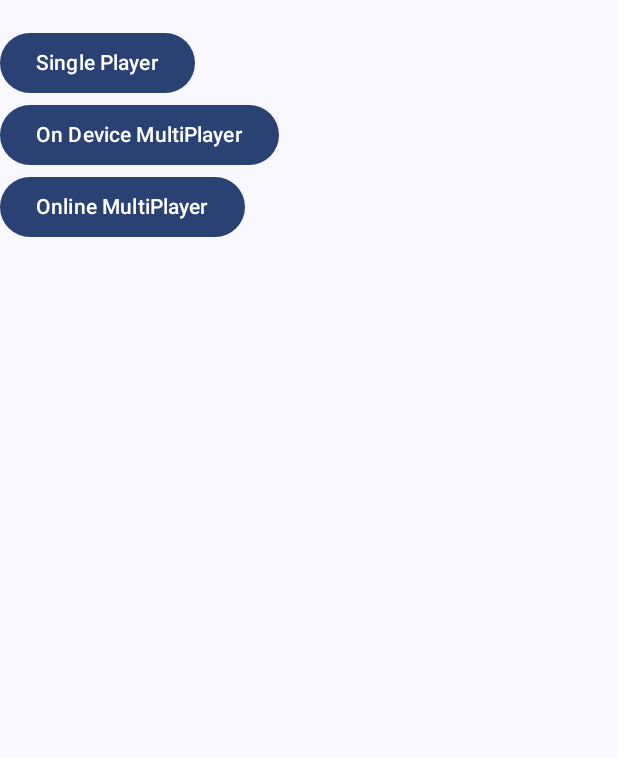
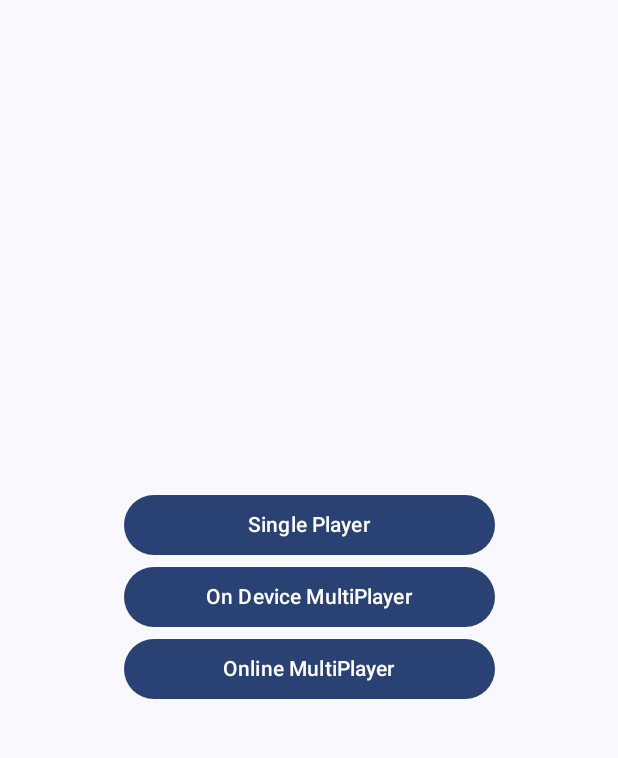
Before and after one commit to kastik/TicTacToe, an Android app built with Jetpack Compose: the screen it shows after launch (MainActivity), on a phone screen of 412 x 824 dp, the part 69-827 px from its top. Run offline under Robolectric (Android 15) with nearby library versions, the phone set to English and light mode, and no system bars.

Commit message:
GeneralFixes & Optimizations

```diff
--- a/app/build.gradle.kts
+++ b/app/build.gradle.kts
@@ -49,6 +49,7 @@ android {
 
 dependencies {
     implementation(libs.androidx.navigation.compose)
+    implementation(libs.androidx.datastore.preferences)
     implementation(libs.ui.tooling.preview)
     implementation(libs.androidx.lifecycle.viewmodel.compose)
     implementation(libs.core.ktx)
--- a/app/src/main/java/com/kastik/tictactoe/MainActivity.kt
+++ b/app/src/main/java/com/kastik/tictactoe/MainActivity.kt
@@ -3,43 +3,34 @@ package com.kastik.tictactoe
 import android.os.Bundle
 import androidx.activity.ComponentActivity
 import androidx.activity.compose.setContent
-import androidx.compose.foundation.BorderStroke
-import androidx.compose.foundation.layout.Column
 import androidx.compose.foundation.layout.fillMaxSize
 import androidx.compose.foundation.layout.padding
 import androidx.compose.material.icons.Icons
 import androidx.compose.material.icons.filled.Settings
-import androidx.compose.material3.Button
 import androidx.compose.material3.CenterAlignedTopAppBar
 import androidx.compose.material3.ExperimentalMaterial3Api
 import androidx.compose.material3.Icon
 import androidx.compose.material3.IconButton
-import androidx.compose.material3.MaterialTheme
 import androidx.compose.material3.Scaffold
 import androidx.compose.material3.Text
-import androidx.compose.material3.TextButton
 import androidx.compose.runtime.Composable
 import androidx.compose.ui.Modifier
-import androidx.compose.ui.graphics.Color
-import androidx.compose.ui.tooling.preview.Preview
-import androidx.compose.ui.unit.dp
-import androidx.navigation.NavController
 import androidx.navigation.compose.NavHost
 import androidx.navigation.compose.composable
 import androidx.navigation.compose.rememberNavController
-import com.kastik.tictactoe.data.MyViewModel
-import com.kastik.tictactoe.screens.GameTypes
+import com.kastik.tictactoe.screens.HomeScreen
 import com.kastik.tictactoe.ui.theme.TicTacToeTheme
 import com.kastik.tictactoe.screens.PlayScreen
-import com.kastik.tictactoe.screens.Screens
+import com.kastik.tictactoe.screens.AvailableScreens
 
 class MainActivity : ComponentActivity() {
+
+
     override fun onCreate(savedInstanceState: Bundle?) {
         super.onCreate(savedInstanceState)
-        val viewModel = MyViewModel()
         setContent {
             TicTacToeTheme {
-                Start(viewModel)
+                Start()
             }
         }
     }
@@ -47,14 +38,14 @@ class MainActivity : ComponentActivity() {
 
 @OptIn(ExperimentalMaterial3Api::class)
 @Composable
-fun Start(viewModel: MyViewModel){
+fun Start(){
     val navController = rememberNavController()
     Scaffold(
         topBar = {
             CenterAlignedTopAppBar(
                 title = {Text(text = "TicTacToe") },
                 actions = {
-                    IconButton(onClick = {navController.navigate(Screens.SettingsScreen.name)}){
+                    IconButton(onClick = {navController.navigate(AvailableScreens.SettingsScreen.name)}){
                         Icon(Icons.Default.Settings,
                             contentDescription = null,
                         )
@@ -64,43 +55,24 @@ fun Start(viewModel: MyViewModel){
     ){
         paddingValues ->
         NavHost(navController = navController,
-            startDestination = Screens.HomeScreen.name,
+            startDestination = AvailableScreens.HomeScreen.name,
             modifier = Modifier
                 .padding(paddingValues)
                 .fillMaxSize()) {
-            composable(Screens.HomeScreen.name) {
-                HomeScreen(navController,viewModel)
+            composable(AvailableScreens.HomeScreen.name) {
+                HomeScreen(navController)
             }
-            composable(Screens.PlayScreen.name) {
-                PlayScreen(viewModel)
+            composable("${AvailableScreens.PlayScreen.name}/{GameType}") { NavBackStackEntry ->
+                PlayScreen(NavBackStackEntry.arguments?.getString("GameType"))
             }
-            composable(Screens.SettingsScreen.name){
+            composable(AvailableScreens.SettingsScreen.name){
                 SettingsScreen()
             }
         }
     }
 }
 
-@Composable
-fun HomeScreen(navController: NavController,viewModel: MyViewModel){
-    Column(){
-        Button(onClick = {
-            viewModel.setMode(GameTypes.SinglePlayer)
-            navController.navigate(Screens.PlayScreen.name)
-        }) {
-            Text(text = "Single Player")
-        }
-        Button(onClick = {
-            viewModel.setMode(GameTypes.MultiPlayer)
-            navController.navigate(Screens.PlayScreen.name)
-        }) {
-            Text(text = "On Device MultiPlayer")
-        }
-        Button(onClick = { navController.navigate(Screens.PlayScreen.name) }) {
-            Text(text = "Online MultiPlayer")
-        }
-    }
-}
+
 
 
 
--- a/app/src/main/java/com/kastik/tictactoe/screens/GameTypes.kt
+++ b/app/src/main/java/com/kastik/tictactoe/data/GameTypes.kt
@@ -1,4 +1,4 @@
-package com.kastik.tictactoe.screens
+package com.kastik.tictactoe.data
 
 enum class GameTypes {
     SinglePlayer,MultiPlayer,OnlineMultiPlayer
--- a/app/src/main/java/com/kastik/tictactoe/data/MyViewModel.kt
+++ /dev/null
@@ -1,53 +0,0 @@
-package com.kastik.tictactoe.data
-
-import android.util.Log
-import androidx.compose.runtime.mutableStateListOf
-import androidx.lifecycle.ViewModel
-import com.kastik.tictactoe.screens.GameTypes
-
-
-class MyViewModel: ViewModel() {
-    private val board = mutableStateListOf<String?>(null,null,null,null,null,null,null,null,null,null)
-    private var currentPlayer = "X"
-    private var playType = GameTypes.SinglePlayer
-
-
-
-    fun getBoardData(position: Int): String?{
-        return board[position]
-    }
-
-    private fun printArray(){
-        for(i in 0..8){
-            Log.d("MyLog",board[i].toString())
-        }
-    }
-
-    fun updateBoard(position: Int){
-        if (currentPlayer=="X"){
-            board[position] = "X"
-            currentPlayer="Y"
-            if (playType==GameTypes.SinglePlayer){
-                aiPlay()
-            }
-
-        }else{
-            board[position] = "Y"
-            currentPlayer="X"
-        }
-
-    }
-
-    private fun aiPlay(){
-        for (i in 1..8){
-            if (getBoardData(i)==null){
-                updateBoard(i)
-                break
-            }
-        }
-    }
-    fun setMode(type: GameTypes){
-        playType=type
-    }
-
-}
--- a/app/src/main/java/com/kastik/tictactoe/screens/Screens.kt
+++ b/app/src/main/java/com/kastik/tictactoe/screens/AvailableScreens.kt
@@ -1,5 +1,5 @@
 package com.kastik.tictactoe.screens
 
-enum class Screens {
+enum class AvailableScreens {
     HomeScreen,SettingsScreen,PlayScreen
 }
--- /dev/null
+++ b/app/src/main/java/com/kastik/tictactoe/screens/HomeScreen.kt
@@ -0,0 +1,53 @@
+package com.kastik.tictactoe.screens
+
+import androidx.compose.foundation.layout.Arrangement
+import androidx.compose.foundation.layout.Column
+import androidx.compose.foundation.layout.fillMaxSize
+import androidx.compose.foundation.layout.fillMaxWidth
+import androidx.compose.material3.Button
+import androidx.compose.material3.Text
+import androidx.compose.runtime.Composable
+import androidx.compose.ui.Alignment
+import androidx.compose.ui.Modifier
+import androidx.compose.ui.tooling.preview.Preview
+import androidx.navigation.NavController
+import androidx.navigation.compose.rememberNavController
+import com.kastik.tictactoe.data.GameTypes
+
+@Composable
+fun HomeScreen(navController: NavController){
+    Column(
+        modifier = Modifier
+            .fillMaxSize(),
+        verticalArrangement = Arrangement.Center,
+        horizontalAlignment = Alignment.CenterHorizontally){
+        Button(
+            modifier = Modifier.fillMaxWidth(0.6f),
+            onClick = {
+            navController.navigate("${AvailableScreens.PlayScreen}/${GameTypes.SinglePlayer.name}")
+            }) {
+            Text(text = "Single Player")
+        }
+        Button(
+            modifier = Modifier.fillMaxWidth(0.6f),
+            onClick = {
+            navController.navigate("${AvailableScreens.PlayScreen}/${GameTypes.MultiPlayer.name}")
+        }) {
+            Text(text = "On Device MultiPlayer")
+        }
+        Button(
+            modifier = Modifier.fillMaxWidth(0.6f),
+            onClick = {
+            navController.navigate("${AvailableScreens.PlayScreen}/${GameTypes.OnlineMultiPlayer.name}")
+        }) {
+            Text(text = "Online MultiPlayer")
+        }
+    }
+}
+
+
+@Preview
+@Composable
+fun HomePreview(){
+    HomeScreen(navController = rememberNavController())
+}
--- a/gradle/libs.versions.toml
+++ b/gradle/libs.versions.toml
@@ -1,5 +1,6 @@
 [versions]
 agp = "8.2.0-alpha12"
+datastore = "1.0.0"
 kotlin = "1.8.10"
 core-ktx = "1.9.0"
 junit = "4.13.2"
@@ -11,6 +12,8 @@ compose-bom = "2023.03.00"
 navigation-compose = "2.6.0"
 
 [libraries]
+androidx-datastore = { module = "androidx.datastore:datastore", version.ref = "datastore" }
+androidx-datastore-preferences = { module = "androidx.datastore:datastore-preferences", version.ref = "datastore" }
 androidx-lifecycle-viewmodel-compose = { module = "androidx.lifecycle:lifecycle-viewmodel-compose", version.ref = "lifecycle-runtime-ktx" }
 androidx-navigation-compose = { module = "androidx.navigation:navigation-compose", version.ref = "navigation-compose" }
 core-ktx = { group = "androidx.core", name = "core-ktx", version.ref = "core-ktx" }
```
Also changed, not shown: app/src/main/java/com/kastik/tictactoe/data/GameDataViewModel.kt (added, +72 -0 lines), app/src/main/java/com/kastik/tictactoe/screens/GameScreen.kt (+14 -11 lines).
